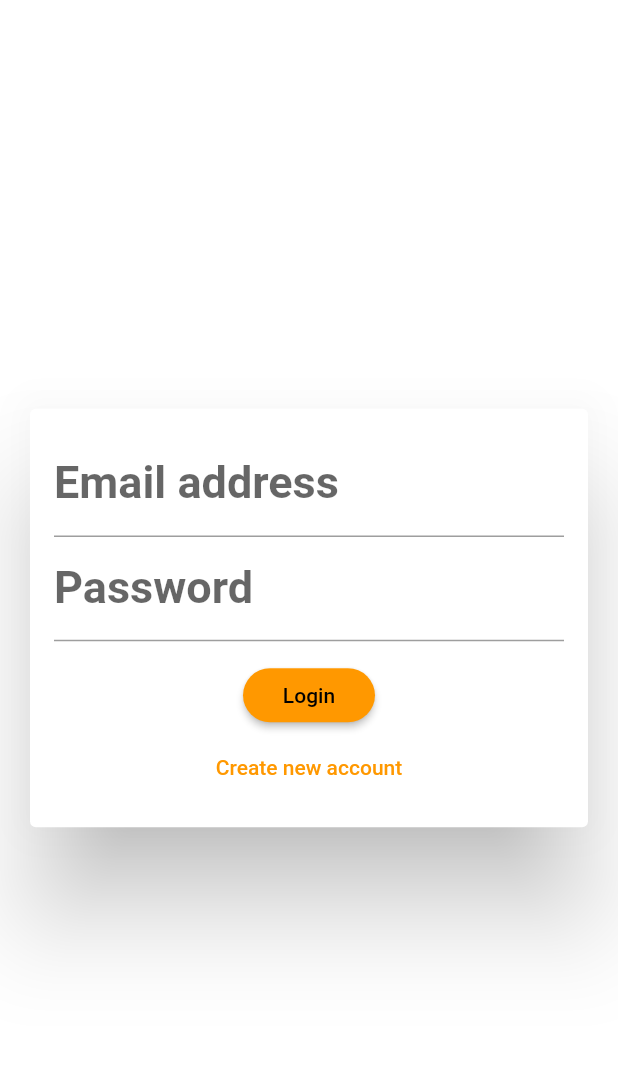
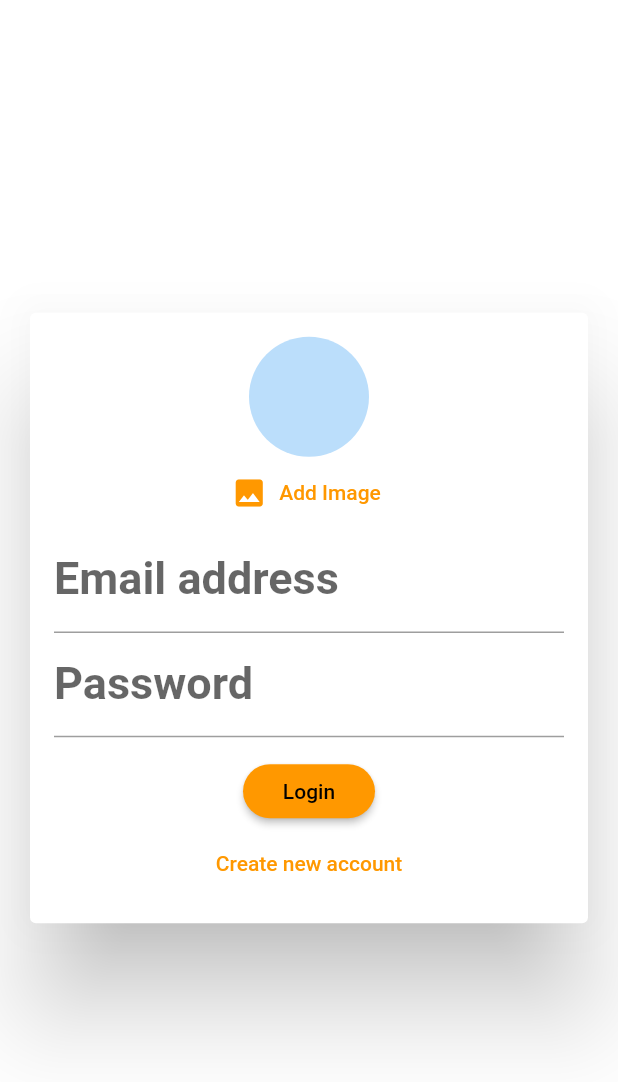
Before and after one commit to ShuvranilSaha/firebase_chat_app, a Flutter app: the screen it shows after launch, on a phone screen of 412 x 824 dp. Shown: the top 1082 px of the screen. Run offline on Flutter 3.47's test engine with Material 2 defaults, Android fonts, the phone set to English and light mode, and no system bars; our stand-ins replace cloud_firestore, firebase_auth, image_picker; accounts and stored records are empty.

Commit message:
added image feature in auth form

```diff
--- /dev/null
+++ b/lib/pickers/user_image_picker.dart
@@ -0,0 +1,39 @@
+import 'dart:io';
+
+import 'package:flutter/material.dart';
+import 'package:image_picker/image_picker.dart';
+
+class UserImagePicker extends StatefulWidget {
+  @override
+  _UserImagePickerState createState() => _UserImagePickerState();
+}
+
+class _UserImagePickerState extends State<UserImagePicker> {
+  File _pickedImage;
+  Future<void> _imagePicker() async {
+    final imagePicker = ImagePicker();
+    final resultImage = await imagePicker.getImage(source: ImageSource.camera);
+    setState(() {
+      _pickedImage = File(resultImage.path);
+    });
+  }
+
+  @override
+  Widget build(BuildContext context) {
+    return Column(
+      children: [
+        CircleAvatar(
+          radius: 40,
+          backgroundImage:
+              _pickedImage != null ? FileImage(_pickedImage) : null,
+        ),
+        FlatButton.icon(
+          textColor: Theme.of(context).accentColor,
+          onPressed: _imagePicker,
+          icon: Icon(Icons.image),
+          label: Text('Add Image'),
+        )
+      ],
+    );
+  }
+}
--- a/lib/widgets/auth/auth_form.dart
+++ b/lib/widgets/auth/auth_form.dart
@@ -1,3 +1,4 @@
+import 'package:chat_app/pickers/user_image_picker.dart';
 import 'package:flutter/material.dart';
 
 class AuthForm extends StatefulWidget {
@@ -55,6 +56,7 @@ class _AuthFormState extends State<AuthForm> {
               child: Column(
                 mainAxisSize: MainAxisSize.min,
                 children: <Widget>[
+                  UserImagePicker(),
                   TextFormField(
                     key: ValueKey('email'),
                     validator: (value) {
--- a/pubspec.yaml
+++ b/pubspec.yaml
@@ -25,6 +25,7 @@ dependencies:
     sdk: flutter
   cloud_firestore: 0.13.5
   firebase_auth: 0.16.1
+  image_picker: ^0.6.7+11
 
   # The following adds the Cupertino Icons font to your application.
   # Use with the CupertinoIcons class for iOS style icons.
```
Also changed, not shown: pubspec.lock.
